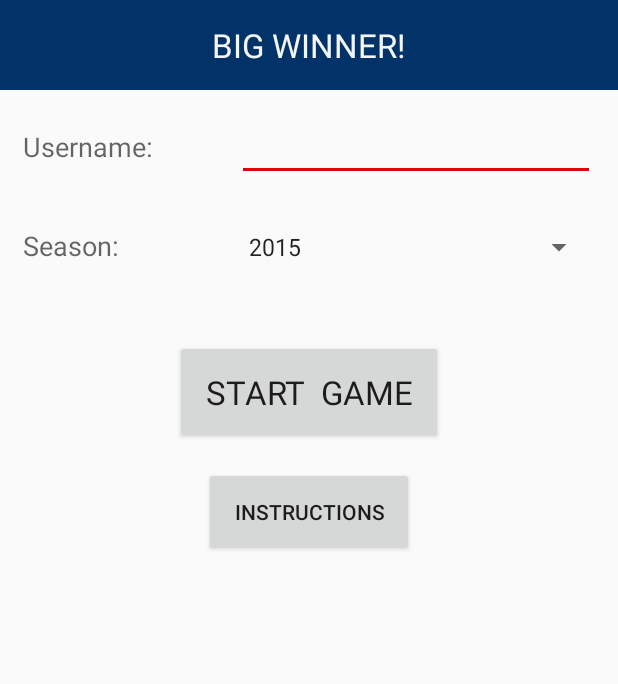
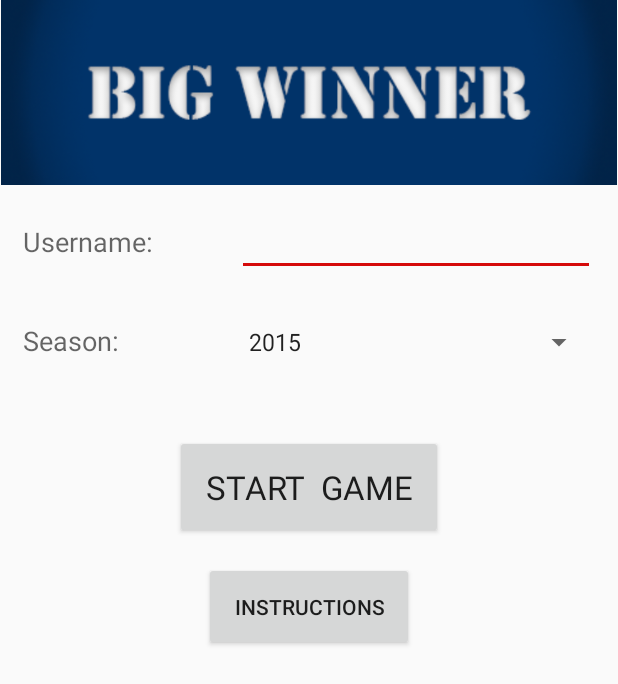
Before and after one commit to AggieRussell/BigWinner, an Android app: the screen it shows after launch (LoginScreen), on a phone screen of 412 x 824 dp. Shown: the top 684 px of the screen. Run offline under Robolectric (Android 15) with nearby library versions, the phone set to English and light mode, and no system bars; libraries missing offline, so code that uses them is left out: com.readystatesoftware.sqliteasset.

Commit message:
small tweaks and added image header to login screen

```diff
--- a/src/Test_withSPI/app/src/main/res/layout/loginscreen.xml
+++ b/src/Test_withSPI/app/src/main/res/layout/loginscreen.xml
@@ -9,21 +9,19 @@
     tools:context="booyah.test.MainActivity">
 
     <TableRow
-        android:layout_width="fill_parent"
+        android:layout_width="match_parent"
         android:layout_height="match_parent"
-        android:gravity="center"
-        android:background="@color/NFLBlue">
+        android:gravity="center">
 
-        <TextView
-            android:layout_width="fill_parent"
+        <ImageView
+            android:layout_width="wrap_content"
             android:layout_height="wrap_content"
-            android:textAppearance="?android:attr/textAppearanceLarge"
-            android:text="BIG WINNER!"
-            android:textColor="@color/WhiteSmoke"
-            android:id="@+id/welcome"
-            android:gravity="center"
+            android:id="@+id/imageView2"
             android:layout_span="2"
-            android:layout_margin="15dp" />
+            android:src="@drawable/login_header"
+            android:adjustViewBounds="true"
+            android:scaleType="fitCenter"/>
+
     </TableRow>
 
     <TableRow
```
Also changed, not shown: src/Test_withSPI/app/src/main/res/drawable/login_header.png (added).
